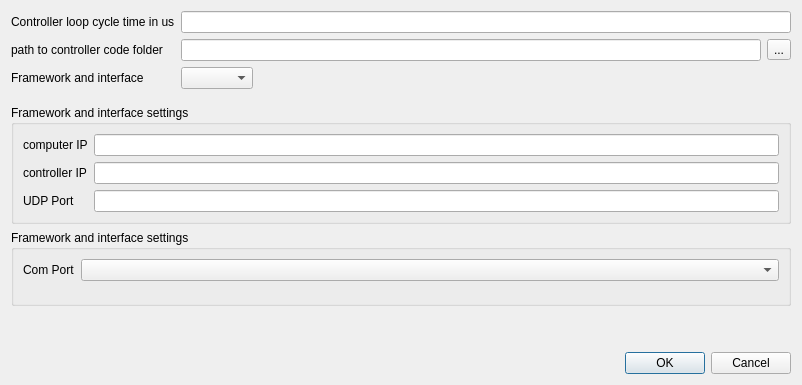
Above: gui/designerfiles/projectMiscSettingsDialog.ui from hmcontroller/ControlDemonstrator before the change. Below: the same form after it.
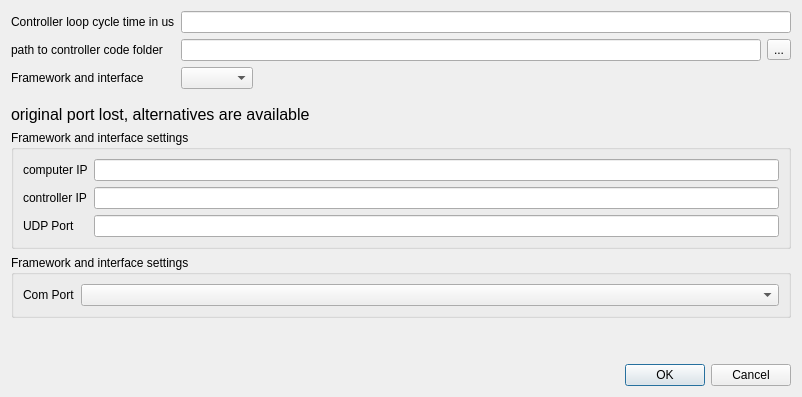
That is the form after the change.

The edit to the form file:
```diff
--- a/gui/designerfiles/projectMiscSettingsDialog.ui
+++ b/gui/designerfiles/projectMiscSettingsDialog.ui
@@ -87,6 +87,18 @@
      </property>
     </spacer>
    </item>
+   <item>
+    <widget class="QLabel" name="portChangedLabel">
+     <property name="font">
+      <font>
+       <pointsize>12</pointsize>
+      </font>
+     </property>
+     <property name="text">
+      <string>original port lost, alternatives are available</string>
+     </property>
+    </widget>
+   </item>
    <item>
     <widget class="QGroupBox" name="groupBoxUdp">
      <property name="title">
```
